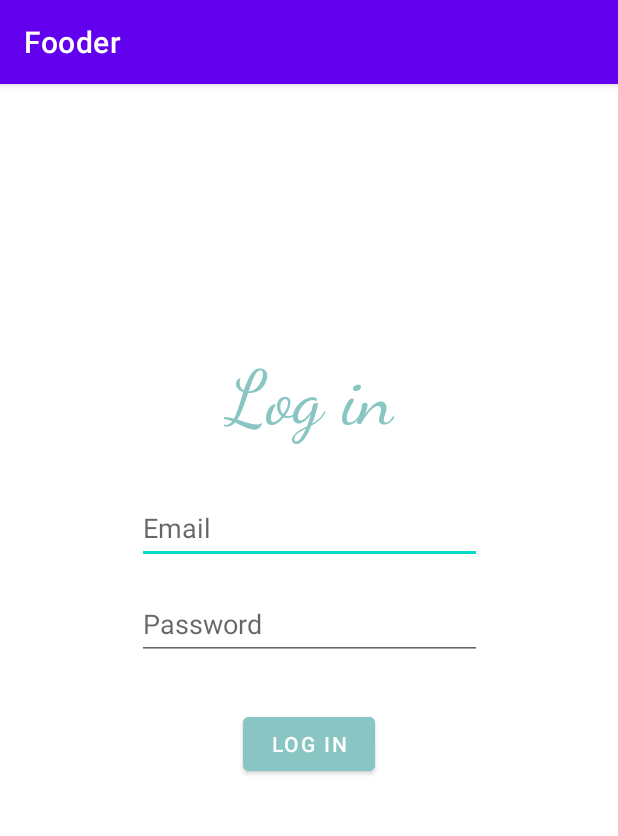
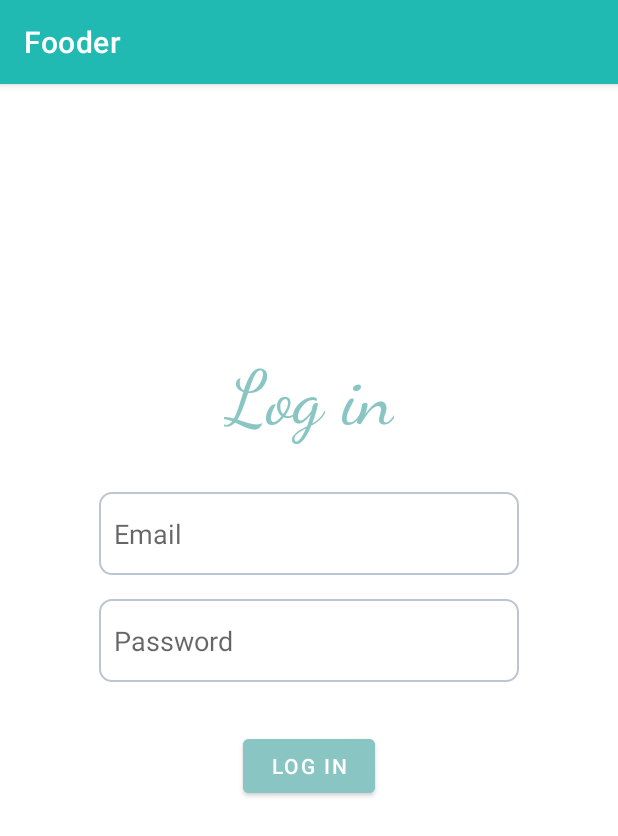
Before and after one commit to claudiucocan18/RestaurantBooking, an Android app: the LogInActivity screen opened directly, with no data from a screen before it, on a phone screen of 412 x 824 dp. Shown: the top 836 px of the screen. Run offline under Robolectric (Android 15) with nearby library versions, the phone set to English and light mode, and no system bars; our stand-ins replace Firebase (no records; nobody signed in at launch, a user with empty details on screens opened directly); Roboto replaces fonts that are not available here.

Commit message:
rounded border la textview

```diff
--- a/app/build.gradle
+++ b/app/build.gradle
@@ -40,6 +40,7 @@ dependencies {
     implementation 'com.google.firebase:firebase-firestore:24.1.2'
     implementation 'com.google.firebase:firebase-storage:20.0.1'
     implementation 'com.google.firebase:firebase-database:20.0.5'
+
     implementation 'com.squareup.picasso:picasso:2.71828'//added
     testImplementation 'junit:junit:4.+'
     androidTestImplementation 'androidx.test.ext:junit:1.1.3'
--- a/app/src/main/AndroidManifest.xml
+++ b/app/src/main/AndroidManifest.xml
@@ -25,7 +25,10 @@
             android:exported="false" />
         <activity
             android:name=".LogInActivity"
-            android:exported="false" />
+            android:exported="true" >
+
+        </activity>
+
         <activity
             android:name=".SignUpActivity"
             android:exported="false" />
--- a/app/src/main/java/com/example/myapplication/ItemRecyclerViewAdapter.java
+++ b/app/src/main/java/com/example/myapplication/ItemRecyclerViewAdapter.java
@@ -6,6 +6,7 @@ import android.util.Log;
 import android.view.LayoutInflater;
 import android.view.View;
 import android.view.ViewGroup;
+import android.widget.Button;
 import android.widget.ImageView;
 import android.widget.TextView;
 import androidx.annotation.NonNull;
@@ -81,6 +82,7 @@ public class ItemRecyclerViewAdapter extends RecyclerView.Adapter<ItemRecyclerVi
     public static class MyViewHolder extends RecyclerView.ViewHolder{
         TextView textNrLocuri, textNume, textOrar, textZona, textAdresa;
         ImageView imageView3;
+        Button buttonRezerva;
 
         public MyViewHolder(@NonNull View itemView) {
             super(itemView);
@@ -93,6 +95,7 @@ public class ItemRecyclerViewAdapter extends RecyclerView.Adapter<ItemRecyclerVi
 
             imageView3 = itemView.findViewById(R.id.imageView3);
 
+            buttonRezerva= itemView.findViewById(R.id.buttonRezerva);
 
 
         }
--- /dev/null
+++ b/app/src/main/res/drawable/round_border.xml
@@ -0,0 +1,7 @@
+<?xml version="1.0" encoding="utf-8"?>
+<shape xmlns:android="http://schemas.android.com/apk/res/android" android:shape="rectangle">
+    <stroke
+        android:width="1dp"
+        android:color="#BEC5D1" />
+    <corners android:radius="8dp"/>
+</shape>
--- a/app/src/main/res/layout/activity_log_in.xml
+++ b/app/src/main/res/layout/activity_log_in.xml
@@ -28,10 +28,12 @@
         android:layout_width="wrap_content"
         android:layout_height="wrap_content"
         android:layout_marginTop="32dp"
-        android:width="230dp"
+        android:width="280dp"
+        android:background="@drawable/round_border"
         android:hint="Email"
-        android:minHeight="48dp"
         android:inputType="textWebEmailAddress"
+        android:minHeight="55dp"
+        android:padding="10dp"
         app:layout_constraintEnd_toEndOf="parent"
         app:layout_constraintStart_toStartOf="parent"
         app:layout_constraintTop_toBottomOf="@+id/SignTitle">
@@ -44,10 +46,12 @@
         android:layout_width="wrap_content"
         android:layout_height="wrap_content"
         android:layout_marginTop="16dp"
-        android:width="230dp"
+        android:width="280dp"
+        android:background="@drawable/round_border"
         android:hint="Password"
-        android:minHeight="48dp"
         android:inputType="textWebPassword"
+        android:minHeight="55dp"
+        android:padding="10dp"
         app:layout_constraintEnd_toEndOf="parent"
         app:layout_constraintStart_toStartOf="parent"
         app:layout_constraintTop_toBottomOf="@+id/UsernameEdit">
--- a/app/src/main/res/layout/activity_main.xml
+++ b/app/src/main/res/layout/activity_main.xml
@@ -24,6 +24,7 @@
         android:layout_marginTop="250dp"
         android:fontFamily="cursive"
         android:text="Welcome"
+
         android:textColor="#89C6C3"
         android:textSize="60sp"
         app:layout_constraintEnd_toEndOf="parent"
@@ -36,7 +37,7 @@
         android:layout_height="wrap_content"
         android:width="230dp"
         android:fontFamily="@font/basic"
-        android:text="Sign in"
+        android:text="Create account"
         android:textAllCaps="false"
         android:textSize="20sp"
         app:cornerRadius="200dp"
--- a/app/src/main/res/values/colors.xml
+++ b/app/src/main/res/values/colors.xml
@@ -7,4 +7,7 @@
     <color name="teal_700">#FF018786</color>
     <color name="black">#FF000000</color>
     <color name="white">#FFFFFFFF</color>
+    <color name="teal">#89C6C3</color>
+    <color name="teal2">#FF20BAB2</color>
+
 </resources>
--- a/app/src/main/res/values/themes.xml
+++ b/app/src/main/res/values/themes.xml
@@ -2,8 +2,8 @@
     <!-- Base application theme. -->
     <style name="Theme.MyApplication" parent="Theme.MaterialComponents.DayNight.DarkActionBar">
         <!-- Primary brand color. -->
-        <item name="colorPrimary">@color/purple_500</item>
-        <item name="colorPrimaryVariant">@color/purple_700</item>
+        <item name="colorPrimary">@color/teal2</item>
+        <item name="colorPrimaryVariant">@color/teal2</item>
         <item name="colorOnPrimary">@color/white</item>
         <!-- Secondary brand color. -->
         <item name="colorSecondary">@color/teal_200</item>
```
Also changed, not shown: app/src/main/res/layout/recycler_view_row.xml (+33 -7 lines).
